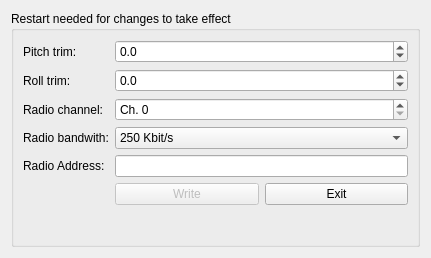
The window that src/cfclient/ui/dialogs/cf2config.ui (llanesc/crazyflie-clients-python) describes before a commit, drawn with Qt 5.
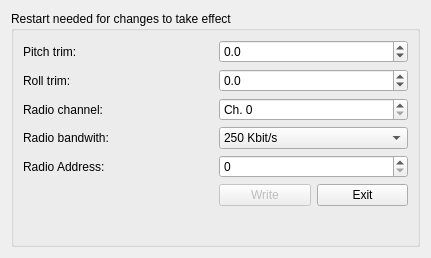
The same window after the commit. Custom widgets are drawn as their Qt base class.

Commit message: remove sitl checkbox and check sitl if link is udp

```diff
--- a/src/cfclient/ui/dialogs/cf2config.ui
+++ b/src/cfclient/ui/dialogs/cf2config.ui
@@ -167,7 +167,7 @@
            </widget>
           </item>
           <item row="7" column="1">
-           <widget class="AddressBox" name="_radio_address"/>
+           <widget class="HexSpinBox" name="_radio_address"/>
           </item>
          </layout>
         </widget>
@@ -180,9 +180,9 @@
  </widget>
  <customwidgets>
   <customwidget>
-   <class>AddressBox</class>
-   <extends>QLineEdit</extends>
-   <header>cfclient.ui.widgets.addressbox</header>
+   <class>HexSpinBox</class>
+   <extends>QSpinBox</extends>
+   <header>cfclient.ui.widgets.hexspinbox</header>
   </customwidget>
  </customwidgets>
  <resources/>
```
The commit also changes 6 other files.
